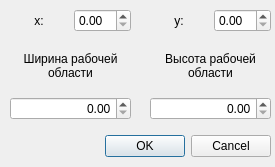
SPC-project/Regular-Divider, file ui/create_space.ui: the form before one commit.
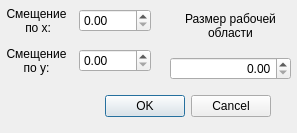
The form after the commit.

Commit message: Constant 1:1 ratio for width:height of draw areas

```diff
--- a/ui/create_space.ui
+++ b/ui/create_space.ui
@@ -6,8 +6,8 @@
    <rect>
     <x>0</x>
     <y>0</y>
-    <width>275</width>
-    <height>167</height>
+    <width>297</width>
+    <height>133</height>
    </rect>
   </property>
   <property name="windowTitle">
@@ -17,7 +17,7 @@
    <property name="geometry">
     <rect>
      <x>90</x>
-     <y>130</y>
+     <y>90</y>
      <width>181</width>
      <height>32</height>
     </rect>
@@ -32,9 +32,9 @@
   <widget class="QWidget" name="horizontalLayoutWidget">
    <property name="geometry">
     <rect>
-     <x>10</x>
+     <x>0</x>
      <y>0</y>
-     <width>121</width>
+     <width>151</width>
      <height>41</height>
     </rect>
    </property>
@@ -42,7 +42,8 @@
     <item>
      <widget class="QLabel" name="label">
       <property name="text">
-       <string>x:</string>
+       <string>Смещение
+ по x:</string>
       </property>
       <property name="alignment">
        <set>Qt::AlignCenter</set>
@@ -57,9 +58,9 @@
   <widget class="QWidget" name="horizontalLayoutWidget_2">
    <property name="geometry">
     <rect>
-     <x>150</x>
-     <y>0</y>
-     <width>121</width>
+     <x>0</x>
+     <y>40</y>
+     <width>151</width>
      <height>41</height>
     </rect>
    </property>
@@ -67,7 +68,8 @@
     <item>
      <widget class="QLabel" name="label_2">
       <property name="text">
-       <string>y:</string>
+       <string>Смещение
+по y:</string>
       </property>
       <property name="alignment">
        <set>Qt::AlignCenter</set>
@@ -82,8 +84,8 @@
   <widget class="QWidget" name="verticalLayoutWidget">
    <property name="geometry">
     <rect>
-     <x>10</x>
-     <y>40</y>
+     <x>170</x>
+     <y>0</y>
      <width>121</width>
      <height>80</height>
     </rect>
@@ -92,7 +94,7 @@
     <item>
      <widget class="QLabel" name="label_width">
       <property name="text">
-       <string>Ширина рабочей
+       <string>Размер рабочей
 области</string>
       </property>
       <property name="alignment">
@@ -101,37 +103,7 @@
      </widget>
     </item>
     <item>
-     <widget class="QDoubleSpinBox" name="width">
-      <property name="alignment">
-       <set>Qt::AlignRight|Qt::AlignTrailing|Qt::AlignVCenter</set>
-      </property>
-     </widget>
-    </item>
-   </layout>
-  </widget>
-  <widget class="QWidget" name="verticalLayoutWidget_2">
-   <property name="geometry">
-    <rect>
-     <x>150</x>
-     <y>40</y>
-     <width>121</width>
-     <height>80</height>
-    </rect>
-   </property>
-   <layout class="QVBoxLayout" name="verticalLayout_2">
-    <item>
-     <widget class="QLabel" name="label_height">
-      <property name="text">
-       <string>Высота рабочей
-области</string>
-      </property>
-      <property name="alignment">
-       <set>Qt::AlignCenter</set>
-      </property>
-     </widget>
-    </item>
-    <item>
-     <widget class="QDoubleSpinBox" name="height">
+     <widget class="QDoubleSpinBox" name="size">
       <property name="alignment">
        <set>Qt::AlignRight|Qt::AlignTrailing|Qt::AlignVCenter</set>
       </property>
```
Left out of the diff: 3 changed lines with no effect on the pictures. The commit also changes 2 other files.
